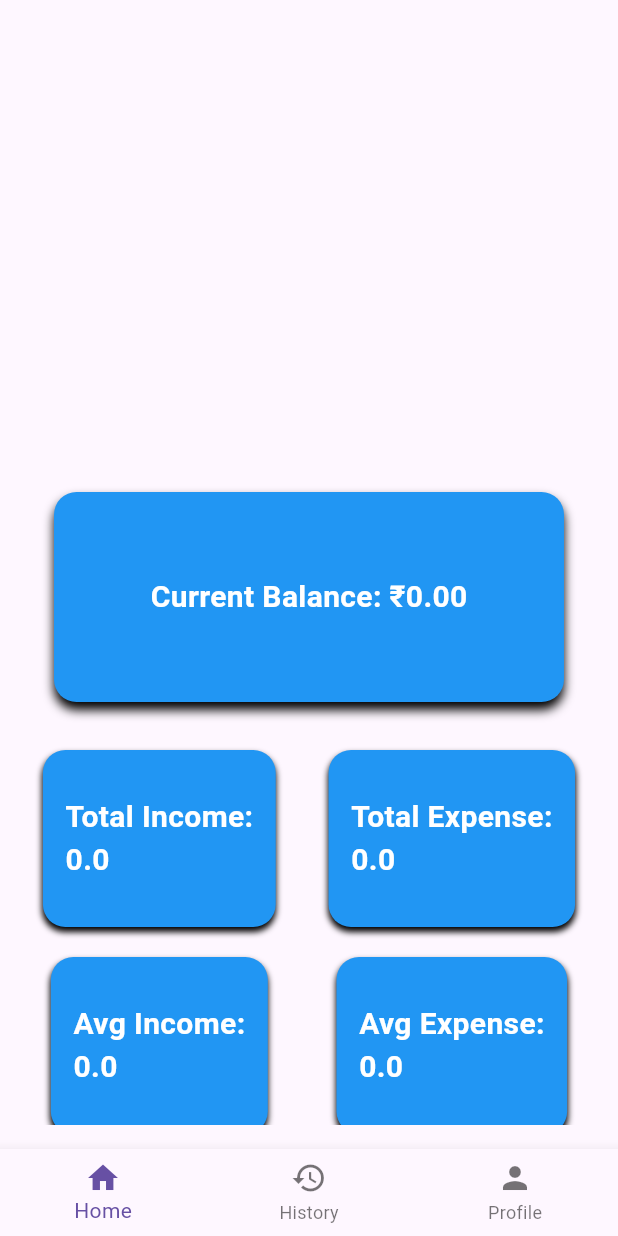
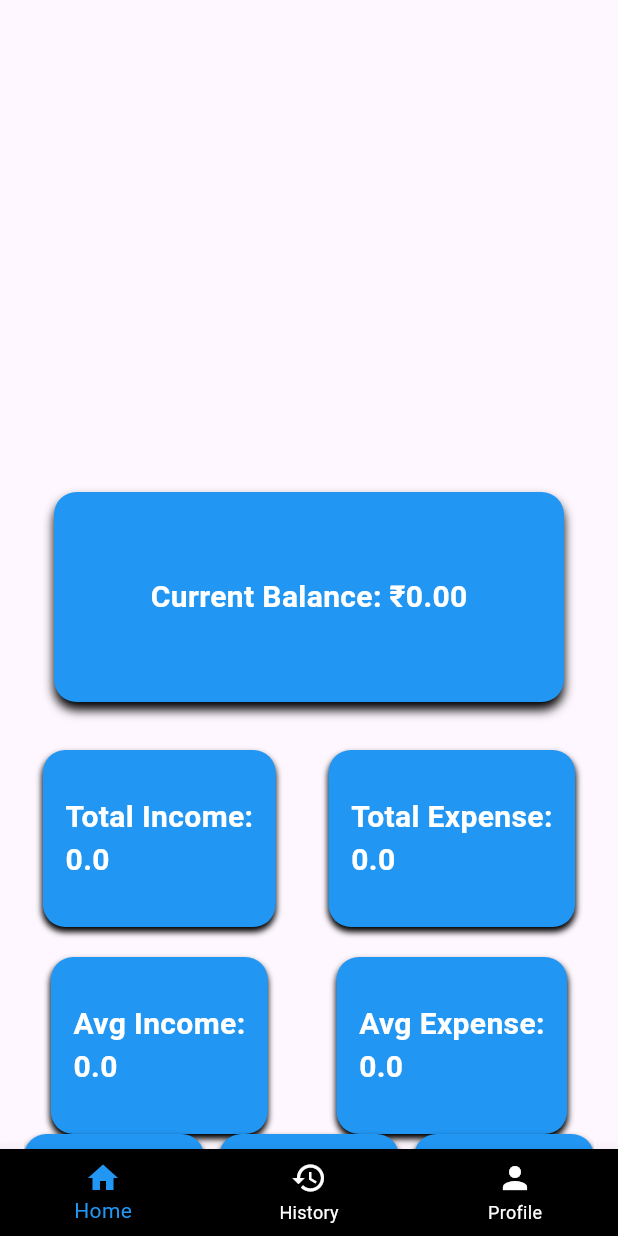
Before and after one commit to Ameen-Kareem/personal_finance_tracker, a Flutter app: the BottomNavBar screen opened by its route, on a phone screen of 412 x 824 dp. Run offline on Flutter 3.47's test engine with Material 3 defaults, Android fonts, the phone set to English and light mode, and no system bars; drawn by our look-alikes of fl_chart; our stand-ins replace bloc, flutter_bloc, month_picker_dialog, objectbox, shared_preferences; accounts and stored records are empty; generated files the repository leaves out were written again.

Commit message:
color constatns

```diff
--- /dev/null
+++ b/lib/constants/color_constants.dart
@@ -0,0 +1,8 @@
+import 'package:flutter/material.dart';
+
+class ColorConstants {
+  static const PRIMARYCOLOR = Colors.blue;
+  static const EXPENSECOLOR = Colors.red;
+  static const INCOMECOLOR = Colors.green;
+  static const TEXTCOLOR = Colors.white;
+}
--- a/lib/view/bottom_nav_bar/bottom_nav_bar.dart
+++ b/lib/view/bottom_nav_bar/bottom_nav_bar.dart
@@ -3,6 +3,7 @@ import 'dart:developer';
 import 'package:flutter/material.dart';
 import 'package:flutter_bloc/flutter_bloc.dart';
 import 'package:personal_finance_tracker/blocs/finance/finance_bloc.dart';
+import 'package:personal_finance_tracker/constants/color_constants.dart';
 import 'package:personal_finance_tracker/view/history/history.dart';
 import 'package:personal_finance_tracker/view/home/home.dart';
 import 'package:personal_finance_tracker/view/profile/profile.dart';
@@ -39,6 +40,9 @@ class _BottomNavBarState extends State<BottomNavBar> {
             _currentIndex = index;
           });
         },
+        backgroundColor: Colors.black,
+        unselectedItemColor: ColorConstants.TEXTCOLOR,
+        selectedItemColor: ColorConstants.PRIMARYCOLOR,
         type: BottomNavigationBarType.fixed,
       ),
     );
--- a/lib/view/home/home.dart
+++ b/lib/view/home/home.dart
@@ -4,6 +4,7 @@ import 'package:fl_chart/fl_chart.dart';
 import 'package:flutter/material.dart';
 import 'package:flutter_bloc/flutter_bloc.dart';
 import 'package:personal_finance_tracker/blocs/finance/finance_bloc.dart';
+import 'package:personal_finance_tracker/constants/color_constants.dart';
 import 'package:personal_finance_tracker/models/finance_model.dart';
 import 'package:personal_finance_tracker/view/history/date_history.dart';
 import 'package:personal_finance_tracker/view/history/month_history.dart';
@@ -75,7 +76,7 @@ class _HomeState extends State<Home> {
             return Center(child: CircularProgressIndicator());
           }
           return Padding(
-            padding: const EdgeInsets.all(16.0),
+            padding: const EdgeInsets.only(top: 16.0, left: 16, right: 16),
             child: SingleChildScrollView(
               scrollDirection: Axis.vertical,
               child: Column(
@@ -95,7 +96,7 @@ class _HomeState extends State<Home> {
                         content: "Total Income:\n$totalIncome",
                         textStyle: TextStyle(
                           fontSize: 20,
-                          color: Colors.white,
+                          color: ColorConstants.TEXTCOLOR,
                           fontWeight: FontWeight.w600,
                         ),
                       ),
@@ -104,7 +105,8 @@ class _HomeState extends State<Home> {
                         content: "Total Expense:\n$totalExpense",
                         textStyle: TextStyle(
                           fontSize: 20,
-                          color: Colors.white,
+                          color: ColorConstants.TEXTCOLOR,
+
                           fontWeight: FontWeight.w600,
                         ),
                       ),
@@ -118,7 +120,8 @@ class _HomeState extends State<Home> {
                         content: "Avg Income:\n$avgIncome",
                         textStyle: TextStyle(
                           fontSize: 20,
-                          color: Colors.white,
+                          color: ColorConstants.TEXTCOLOR,
+
                           fontWeight: FontWeight.w600,
                         ),
                       ),
@@ -127,7 +130,8 @@ class _HomeState extends State<Home> {
                         content: "Avg Expense:\n$avgExpense",
                         textStyle: TextStyle(
                           fontSize: 20,
-                          color: Colors.white,
+                          color: ColorConstants.TEXTCOLOR,
+
                           fontWeight: FontWeight.w600,
                         ),
                       ),
@@ -202,7 +206,7 @@ class _HomeState extends State<Home> {
       decoration: BoxDecoration(
         borderRadius: BorderRadius.circular(15),
 
-        color: Colors.blue,
+        color: ColorConstants.PRIMARYCOLOR,
         boxShadow: [
           BoxShadow(color: Colors.black, blurRadius: 5, offset: Offset(0, 5)),
         ],
@@ -212,7 +216,7 @@ class _HomeState extends State<Home> {
         style: TextStyle(
           fontSize: 20,
           fontWeight: FontWeight.w600,
-          color: Colors.white,
+          color: ColorConstants.TEXTCOLOR,
         ),
       ),
     );
@@ -230,7 +234,7 @@ class _HomeState extends State<Home> {
         padding: EdgeInsets.symmetric(horizontal: 15, vertical: 30),
         decoration: BoxDecoration(
           borderRadius: BorderRadius.circular(15),
-          color: Colors.blue,
+          color: ColorConstants.PRIMARYCOLOR,
           boxShadow: [
             BoxShadow(
               color: Colors.black,
@@ -245,7 +249,8 @@ class _HomeState extends State<Home> {
               textStyle ??
               TextStyle(
                 fontSize: 15,
-                color: Colors.white,
+                color: ColorConstants.TEXTCOLOR,
+
                 fontWeight: FontWeight.w500,
               ),
         ),
@@ -258,25 +263,25 @@ class _HomeState extends State<Home> {
       PieChartData(
         sections: [
           PieChartSectionData(
-            color: Colors.green,
+            color: ColorConstants.INCOMECOLOR,
             value: income,
             title: 'Income',
             radius: 125,
             titleStyle: TextStyle(
               fontSize: 16,
               fontWeight: FontWeight.bold,
-              color: Colors.white,
+              color: ColorConstants.TEXTCOLOR,
             ),
           ),
           PieChartSectionData(
-            color: Colors.red,
+            color: ColorConstants.EXPENSECOLOR,
             value: expense,
             title: 'Expense',
             radius: 125,
             titleStyle: TextStyle(
               fontSize: 16,
               fontWeight: FontWeight.bold,
-              color: Colors.white,
+              color: ColorConstants.TEXTCOLOR,
             ),
           ),
         ],
```
Also changed, not shown: lib/view/edit_expense/edit_expense.dart (+30 -19 lines), lib/view/expense_detail/expense_detail.dart (+14 -7 lines), lib/view/history/date_history.dart (+12 -4 lines), lib/view/history/history.dart (+12 -4 lines), lib/view/history/month_history.dart (+11 -4 lines).
